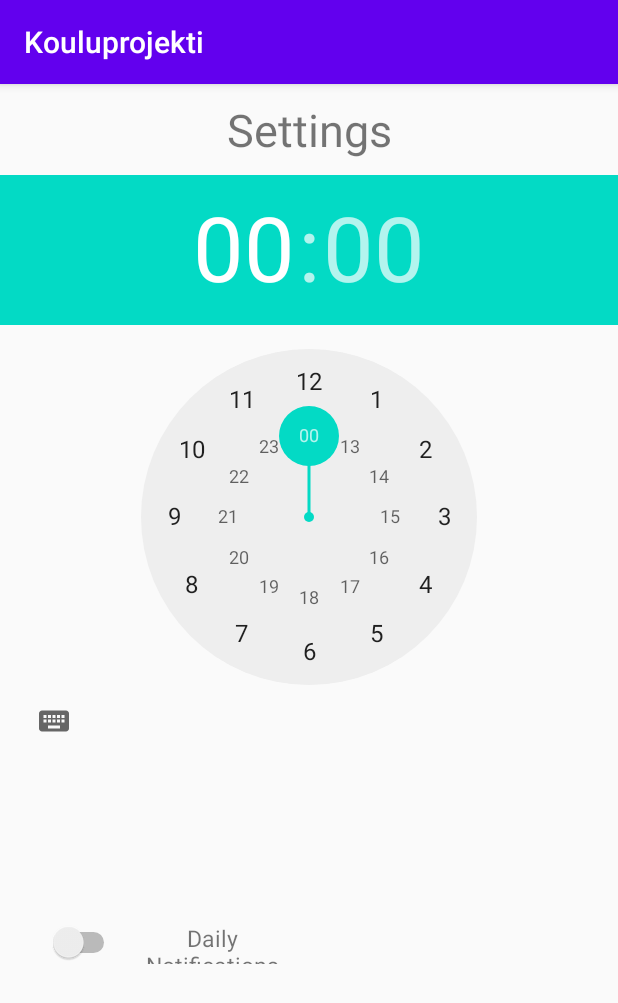
After one commit to HudRud/Kouluprojekti, an Android app: the DailyNotificationStarter screen opened directly, with no data from a screen before it, on a phone screen of 412 x 824 dp. The commit adds this screen. Shown: the top 1003 px of the screen. Run offline under Robolectric (Android 15) with nearby library versions, the phone set to English and light mode, and no system bars.

Commit message:
Lääkemuistuttimien ListView adapteri valmis Checkbox onClick toimii SharedPreferences data tallennus lisätty

```diff
--- /dev/null
+++ b/app/src/main/java/com/example/kouluprojekti/DailyNotificationStarter.java
@@ -0,0 +1,206 @@
+package com.example.kouluprojekti;
+
+import android.app.Activity;
+import android.app.AlarmManager;
+import android.app.PendingIntent;
+import android.content.Intent;
+import android.content.SharedPreferences;
+import android.os.Build;
+import android.os.Bundle;
+import android.util.Log;
+import android.view.View;
+import android.widget.Switch;
+import android.widget.TimePicker;
+
+import androidx.annotation.RequiresApi;
+import androidx.appcompat.app.AppCompatActivity;
+
+import java.sql.Time;
+
+public class DailyNotificationStarter extends AppCompatActivity {
+
+    private static final String DATAFILE = "datafile";
+
+    private static final String SWITCHSTATE = "switchCheck";
+
+    private static final String ALARMSTATE = "alarmCheck";
+
+    private static final String TIMEHOUR = "hourCheck";
+
+    private static final String TIMEMINUTE = "minuteCheck";
+
+    private boolean switchState;
+
+    private boolean alarmState;
+
+    private int hours, minutes;
+
+    java.util.Calendar c;
+
+    @RequiresApi(api = Build.VERSION_CODES.M)
+    @Override
+    public void onCreate(Bundle savedInstanceState) {
+        super.onCreate(savedInstanceState);
+
+        setContentView(R.layout.daily_notification_settings);
+
+        getPrefData();
+
+        setTimePicker();
+
+        setSwitchState(switchState);
+    }
+
+    @RequiresApi(api = Build.VERSION_CODES.M)
+    @Override
+    protected void onPause() {
+        super.onPause();
+
+        getTimePicker();
+
+        notificationState(switchState,alarmState);
+
+        setPrefData();
+
+    }
+
+    @RequiresApi(api = Build.VERSION_CODES.M)
+    @Override
+    protected void onResume() {
+        super.onResume();
+
+        getPrefData();
+
+        setTimePicker();
+
+        setSwitchState(switchState);
+    }
+
+    private void setAlarmState(boolean alarmState) {
+
+        this.alarmState = alarmState;
+    }
+
+    @RequiresApi(api = Build.VERSION_CODES.M)
+    private void setTimePicker() {
+
+        TimePicker t = findViewById(R.id.dailyTimePicker);
+
+        t.setIs24HourView(true);
+
+        t.setHour(hours);
+
+        t.setMinute(minutes);
+    }
+
+    @RequiresApi(api = Build.VERSION_CODES.M)
+    private void getTimePicker() {
+
+        TimePicker t = findViewById(R.id.dailyTimePicker);
+
+        hours = t.getHour();
+
+        minutes = t.getMinute();
+    }
+
+
+    private void getPrefData() {
+
+        SharedPreferences getPref = getSharedPreferences(DATAFILE, Activity.MODE_PRIVATE);
+
+        switchState = getPref.getBoolean(SWITCHSTATE, false);
+
+        alarmState = getPref.getBoolean(ALARMSTATE, false);
+
+        hours = getPref.getInt(TIMEHOUR, 0);
+
+        minutes = getPref.getInt(TIMEMINUTE, 0);
+    }
+
+    private void setPrefData() {
+        SharedPreferences setPref = getSharedPreferences(DATAFILE, Activity.MODE_PRIVATE);
+
+        SharedPreferences.Editor editPref = setPref.edit();
+
+        editPref.putBoolean(SWITCHSTATE, switchState);
+
+        editPref.putBoolean(ALARMSTATE, alarmState);
+
+        editPref.putInt(TIMEHOUR, hours);
+
+        editPref.putInt(TIMEMINUTE, minutes);
+
+        editPref.commit();
+    }
+
+    private void setSwitchState(boolean b) {
+        Switch s = findViewById(R.id.toggleDaily);
+
+        s.setChecked(b);
+    }
+
+    public void onSwitchFlip(View v) {
+
+        Switch s = findViewById(R.id.toggleDaily);
+
+        switchState = s.isChecked();
+
+    }
+
+    @RequiresApi(api = Build.VERSION_CODES.M)
+    private void calendarSetUp() {
+
+        TimePicker t = findViewById(R.id.dailyTimePicker);
+
+        c = java.util.Calendar.getInstance();
+
+        c.set(java.util.Calendar.HOUR_OF_DAY, t.getHour());
+
+        c.set(java.util.Calendar.MINUTE, t.getMinute());
+    }
+
+    private void startNotifications(java.util.Calendar c) {
+
+        AlarmManager alarmManager = (AlarmManager) getSystemService(ALARM_SERVICE);
+
+        Intent intent = new Intent(this, DailyNotificationsReceiver.class);
+
+        PendingIntent pendingIntent = PendingIntent.getBroadcast(this, 1, intent, 0);
+
+        alarmManager.setRepeating(AlarmManager.RTC_WAKEUP, c.getTimeInMillis(), 60000, pendingIntent);
+
+        setAlarmState(true);
+
+    }
+
+    private void cancelNotifications() {
+
+        AlarmManager alarmManager = (AlarmManager) getSystemService(ALARM_SERVICE);
+
+        Intent intent = new Intent(this, DailyNotificationsReceiver.class);
+
+        PendingIntent pendingIntent = PendingIntent.getBroadcast(this, 1, intent, 0);
+
+        alarmManager.cancel(pendingIntent);
+
+        setAlarmState(false);
+
+    }
+
+    @RequiresApi(api = Build.VERSION_CODES.M)
+    private void notificationState(boolean switchState, boolean alarmState) {
+
+        if (switchState && !alarmState) {
+
+            calendarSetUp();
+
+            startNotifications(c);
+
+        } else if (!switchState && alarmState) {
+
+            cancelNotifications();
+
+        }
+    }
+
+}
--- a/app/src/main/java/com/example/kouluprojekti/MainActivity.java
+++ b/app/src/main/java/com/example/kouluprojekti/MainActivity.java
@@ -124,6 +124,10 @@ public class MainActivity extends AppCompatActivity implements PopupMenu.OnMenuI
                  intent = new Intent(MainActivity.this, Calendar.class);
                  startActivity(intent);
                  break;
+            case R.id.settings:
+                 intent = new Intent(MainActivity.this, DailyNotificationStarter.class);
+                 startActivity(intent);
+                 break;
         }
         return true;
     }
--- /dev/null
+++ b/app/src/main/res/layout/daily_notification_settings.xml
@@ -0,0 +1,73 @@
+<?xml version="1.0" encoding="utf-8"?>
+<RelativeLayout
+    xmlns:android="http://schemas.android.com/apk/res/android"
+    xmlns:app="http://schemas.android.com/apk/res-auto"
+
+    android:layout_width="match_parent"
+    android:layout_height="match_parent">
+    <TextView
+        android:id="@+id/textTitle"
+        android:layout_width="match_parent"
+        android:layout_height="wrap_content"
+        android:layout_marginBottom="10dp"
+        android:layout_marginTop="10dp"
+        android:textAlignment="center"
+        android:text="@string/dailyNoteTitle"
+        android:textSize="30sp"
+        android:gravity="center_horizontal"
+        android:layout_centerHorizontal="true"/>
+    <TimePicker
+        android:id="@+id/dailyTimePicker"
+        android:layout_width="wrap_content"
+        android:layout_height="wrap_content"
+        android:layout_below="@id/textTitle"
+        android:layout_centerVertical="true"
+        />
+
+    <androidx.constraintlayout.widget.ConstraintLayout
+        android:layout_width="391dp"
+        android:layout_height="244dp"
+        android:layout_below="@id/dailyTimePicker"
+        android:layout_alignParentStart="true"
+        android:layout_alignParentLeft="true"
+        android:layout_alignParentEnd="true"
+        android:layout_alignParentRight="true"
+        android:layout_alignParentBottom="true"
+        android:layout_marginStart="20dp"
+        android:layout_marginLeft="20dp"
+        android:layout_marginTop="20dp"
+        android:layout_marginEnd="20dp"
+        android:layout_marginRight="20dp"
+        android:layout_marginBottom="19dp">
+
+        <TextView
+            android:id="@+id/dailyTextInfo"
+            android:layout_width="123dp"
+            android:layout_height="28dp"
+            android:layout_marginTop="71dp"
+            android:layout_marginEnd="193dp"
+            android:layout_marginRight="193dp"
+            android:layout_marginBottom="143dp"
+            android:gravity="center"
+            android:text="@string/dailyNoteTooltip"
+            android:textSize="15sp"
+            app:layout_constraintBottom_toBottomOf="parent"
+            app:layout_constraintEnd_toEndOf="parent"
+            app:layout_constraintStart_toEndOf="@+id/toggleDaily"
+            app:layout_constraintTop_toTopOf="parent" />
+
+        <Switch
+            android:id="@+id/toggleDaily"
+            android:layout_width="wrap_content"
+            android:layout_height="wrap_content"
+            android:layout_marginStart="16dp"
+            android:layout_marginLeft="16dp"
+            android:layout_marginTop="71dp"
+            android:layout_marginBottom="144dp"
+            android:onClick="onSwitchFlip"
+            app:layout_constraintBottom_toBottomOf="parent"
+            app:layout_constraintEnd_toStartOf="@+id/dailyTextInfo"
+            app:layout_constraintStart_toStartOf="parent"
+            app:layout_constraintTop_toTopOf="parent" />
+    </androidx.constraintlayout.widget.ConstraintLayout>
+</RelativeLayout>
--- a/app/src/main/res/menu/popupmenu.xml
+++ b/app/src/main/res/menu/popupmenu.xml
@@ -6,4 +6,7 @@
     <item
         android:id="@+id/notification"
         android:title="@string/doc"/>
+    <item
+        android:id="@+id/settings"
+        android:title="@string/set"/>
 </menu>
--- a/app/src/main/res/values/strings.xml
+++ b/app/src/main/res/values/strings.xml
@@ -39,5 +39,8 @@
     <string name="notificationText1">Ajanvaraus lääkärille kello </string>
     <string name="med">Medication</string>
     <string name="doc">Notification</string>
+    <string name="set">Settings</string>
+    <string name="dailyNoteTitle">Settings</string>
+    <string name="dailyNoteTooltip">Daily Notifications</string>
 
 </resources>
```
Also changed, not shown: app/src/main/AndroidManifest.xml (+3 -5 lines), app/src/main/java/com/example/kouluprojekti/DailyNotifications.java (added, +48 -0 lines), app/src/main/java/com/example/kouluprojekti/DailyNotificationsReceiver.java (added, +16 -0 lines).
